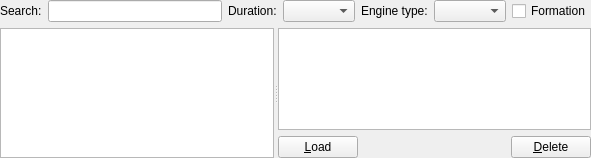
Before: the Qt Designer form src/Plugins/Module/Logbook/src/LogbookWidget.ui in till213/SkyDolly, drawn with Qt 5.
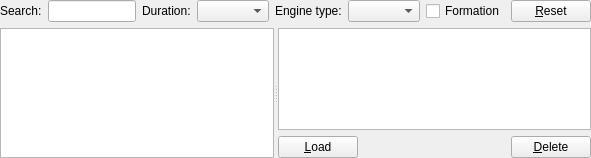
After: the same form once the commit is applied.

The edit to the form file:
```diff
--- a/src/Plugins/Module/Logbook/src/LogbookWidget.ui
+++ b/src/Plugins/Module/Logbook/src/LogbookWidget.ui
@@ -83,6 +83,13 @@
        </property>
       </widget>
      </item>
+     <item>
+      <widget class="QPushButton" name="resetFilterPushButton">
+       <property name="text">
+        <string>&amp;Reset</string>
+       </property>
+      </widget>
+     </item>
     </layout>
    </item>
    <item row="1" column="0">
```
Left out of the diff: 1 changed line with no effect on the pictures.
